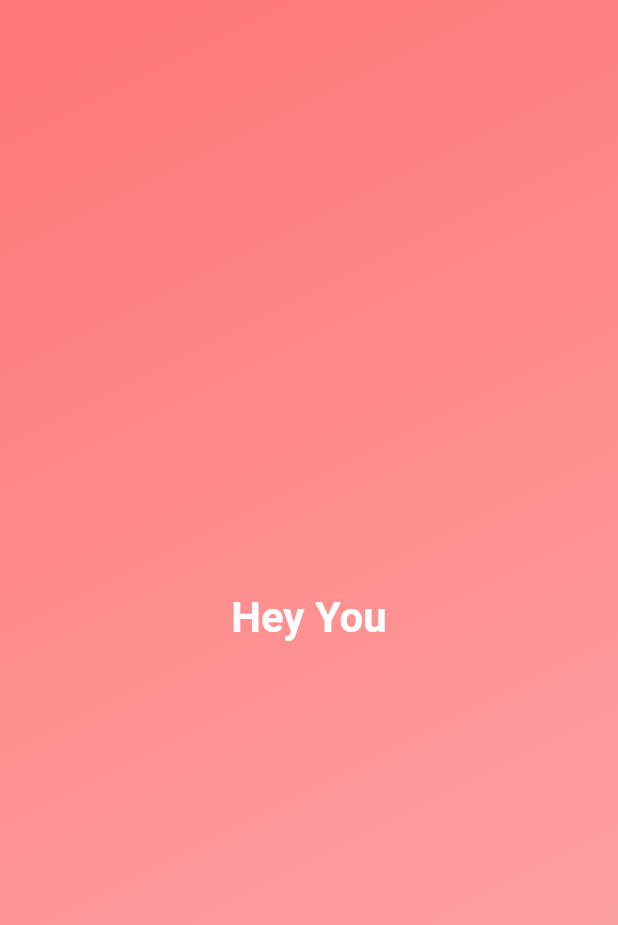
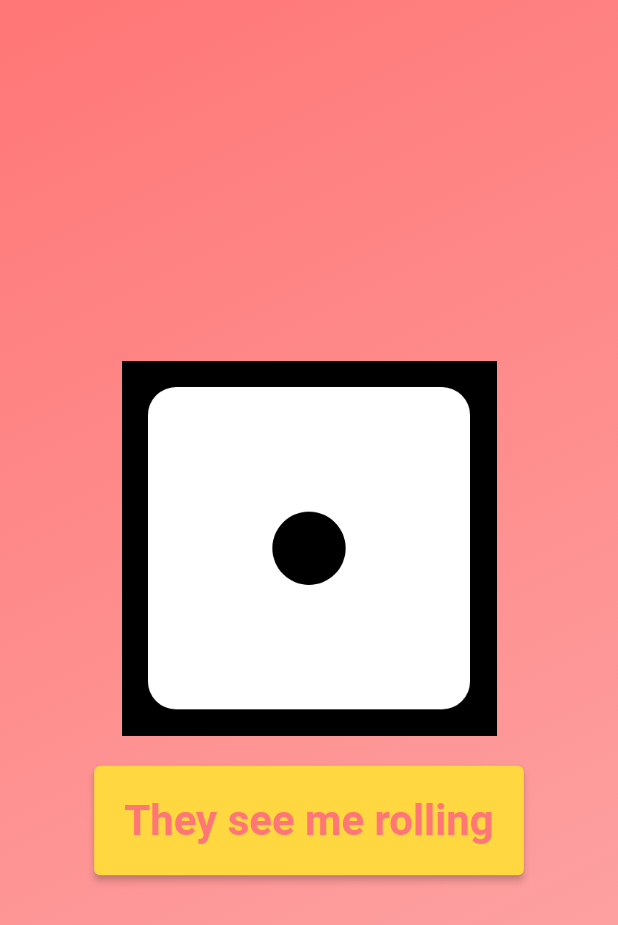
Before and after one commit to nothing-mann/Learning-Flutter, a Flutter app: the screen it shows after launch, on a phone screen of 412 x 824 dp. Shown: the top 925 px of the screen. Run offline on Flutter 3.47's test engine with Material 2 defaults, Android fonts, the phone set to English and light mode, and no system bars.

Commit message:
Dice roll complete. Used class that extends to StatefulWidget. Added the assets to pubspec.yaml, used the assets in the app and made randomizer function to randomize the dice roll with the button press and styled the whole thing.

```diff
--- /dev/null
+++ b/roll_dice/lib/dice_roller.dart
@@ -0,0 +1,43 @@
+import 'dart:math';
+import 'package:flutter/material.dart';
+import 'package:roll_dice/styled_text.dart';
+
+var randomizer = Random();
+
+class DiceRoller extends StatefulWidget {
+  const DiceRoller({super.key});
+
+  @override
+  State<DiceRoller> createState() {
+    return _DiceRollerState();
+  }
+}
+
+class _DiceRollerState extends State<DiceRoller> {
+  var currentValue = 1;
+  void rollDice() {
+    setState(() {
+      currentValue = randomizer.nextInt(6) + 1;
+    });
+  }
+
+  @override
+  Widget build(context) {
+    return Column(
+      mainAxisSize: MainAxisSize.min,
+      children: [
+        Image.asset('assets/images/dice$currentValue.png', height: 250),
+        const SizedBox(
+          height: 20,
+        ),
+        ElevatedButton(
+            onPressed: rollDice,
+            style: ElevatedButton.styleFrom(
+                padding: const EdgeInsets.all(20),
+                foregroundColor: Colors.greenAccent,
+                backgroundColor: Colors.amberAccent),
+            child: const StyledText('They see me rolling')),
+      ],
+    );
+  }
+}
--- a/roll_dice/lib/gradient_container.dart
+++ b/roll_dice/lib/gradient_container.dart
@@ -1,5 +1,5 @@
 import 'package:flutter/material.dart';
-import 'package:roll_dice/styled_text.dart';
+import 'package:roll_dice/dice_roller.dart';
 
 class GradientContainer extends StatelessWidget {
   //const GradientContainer({key}) : super(key: key);
@@ -16,8 +16,8 @@ class GradientContainer extends StatelessWidget {
         gradient:
             LinearGradient(colors: [color1, color2], begin: begin, end: end),
       ),
-      child: const Center(
-        child: StyledText('Hey You'),
+      child: Center(
+        child: DiceRoller(),
       ),
     );
   }
--- a/roll_dice/lib/styled_text.dart
+++ b/roll_dice/lib/styled_text.dart
@@ -8,7 +8,9 @@ class StyledText extends StatelessWidget {
     return Text(
       text,
       style: const TextStyle(
-          color: Colors.white, fontWeight: FontWeight.w600, fontSize: 28.0),
+          color: Color(0xffff7676),
+          fontWeight: FontWeight.w600,
+          fontSize: 28.0),
     );
   }
 }
```
Also changed, not shown: roll_dice/pubspec.yaml (+7 -3 lines), roll_dice/assets/images/dice1.png (added), roll_dice/assets/images/dice2.png (added), roll_dice/assets/images/dice3.png (added), roll_dice/assets/images/dice4.png (added), roll_dice/assets/images/dice5.png (added), roll_dice/assets/images/dice6.png (added).
